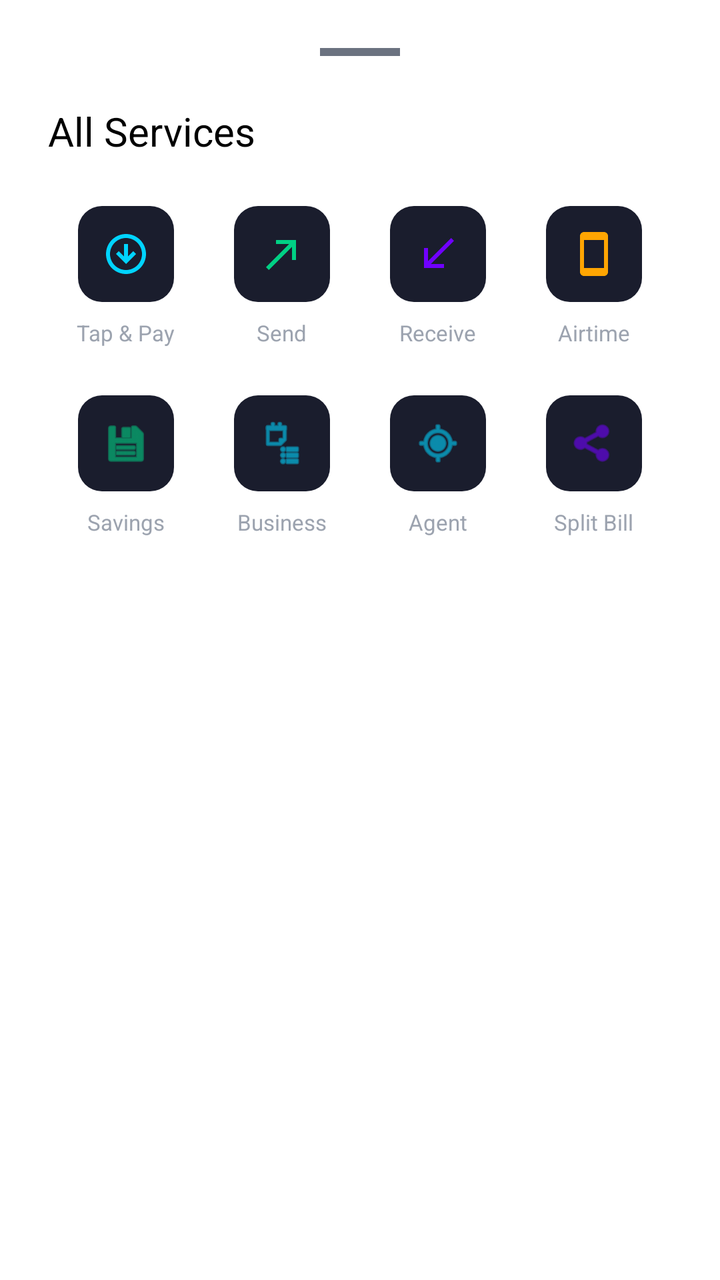
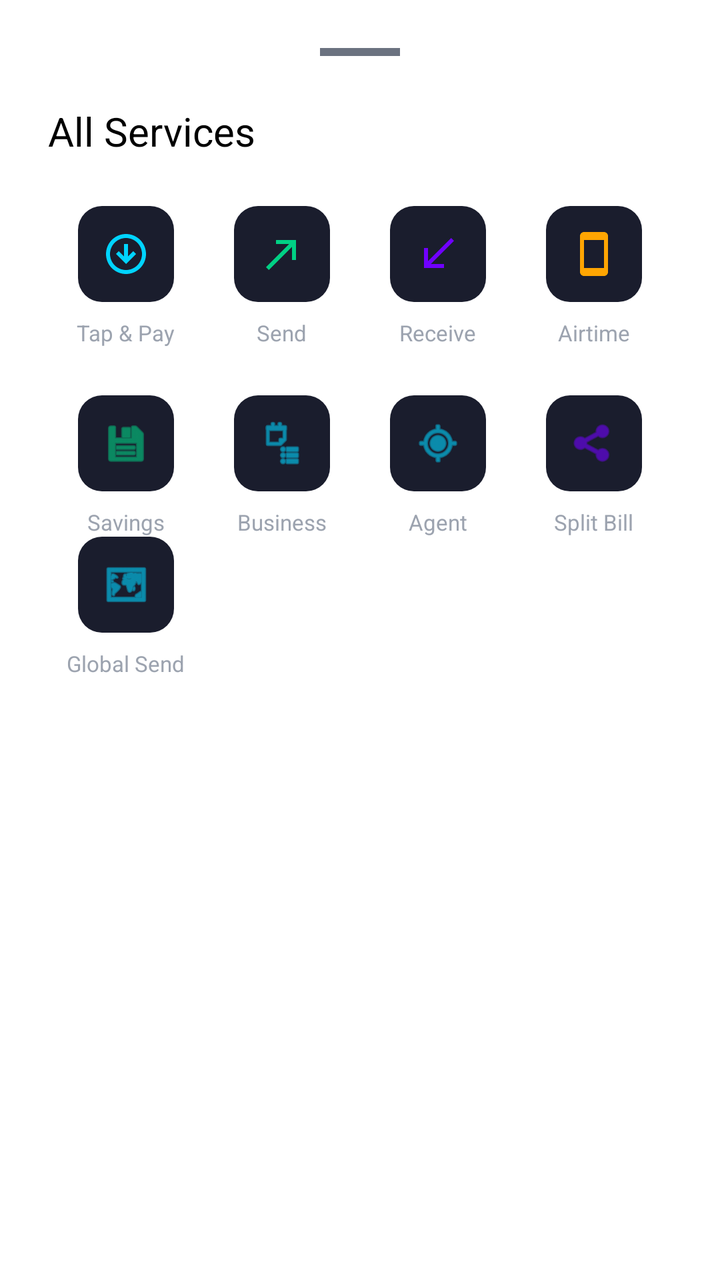

An Android layout rendered at two revisions. The XML below is the earlier revision; the diff shows what the commit changed to produce the second picture.
<!-- AndroidManifest.xml: application theme Theme.VELTRA -->
<!-- res/layout/layout_services_bottom_sheet.xml -->
<?xml version="1.0" encoding="utf-8"?>
<LinearLayout xmlns:android="http://schemas.android.com/apk/res/android"
    xmlns:app="http://schemas.android.com/apk/res-auto"
    android:layout_width="match_parent"
    android:layout_height="wrap_content"
    android:background="@color/surface_themed"
    android:orientation="vertical"
    android:padding="24dp">

    <View
        android:layout_width="40dp"
        android:layout_height="4dp"
        android:layout_gravity="center_horizontal"
        android:layout_marginBottom="24dp"
        android:background="@color/text_muted" />

    <TextView
        android:id="@+id/servicesTitle"
        android:layout_width="wrap_content"
        android:layout_height="wrap_content"
        android:text="All Services"
        android:textColor="@color/text_themed_primary"
        android:textSize="20sp"
        android:fontFamily="sans-serif-bold"
        android:layout_marginBottom="24dp" />

    <GridLayout
        android:layout_width="match_parent"
        android:layout_height="wrap_content"
        android:columnCount="4">

        
        <LinearLayout
            android:id="@+id/service_nfc_btn"
            android:layout_width="0dp"
            android:layout_columnWeight="1"
            android:layout_height="wrap_content"
            android:gravity="center"
            android:orientation="vertical"
            android:layout_marginBottom="24dp"
            android:clickable="true"
            android:focusable="true">
            <ImageView android:layout_width="48dp" android:layout_height="48dp" android:src="@drawable/ic_tap_pay" android:background="@drawable/quick_action_background" android:padding="12dp" app:tint="@color/veltra_primary" />
            <TextView android:layout_width="wrap_content" android:layout_height="wrap_content" android:text="Tap &amp; Pay" android:textColor="@color/text_secondary" android:textSize="11sp" android:layout_marginTop="8dp" />
        </LinearLayout>

        
        <LinearLayout
            android:id="@+id/service_send_btn"
            android:layout_width="0dp"
            android:layout_columnWeight="1"
            android:layout_height="wrap_content"
            android:gravity="center"
            android:orientation="vertical"
            android:clickable="true"
            android:focusable="true">
            <ImageView android:layout_width="48dp" android:layout_height="48dp" android:src="@drawable/ic_send_money" android:background="@drawable/quick_action_background" android:padding="12dp" app:tint="@color/veltra_success" />
            <TextView android:layout_width="wrap_content" android:layout_height="wrap_content" android:text="Send" android:textColor="@color/text_secondary" android:textSize="11sp" android:layout_marginTop="8dp" />
        </LinearLayout>

        
        <LinearLayout
            android:id="@+id/service_receive_btn"
            android:layout_width="0dp"
            android:layout_columnWeight="1"
            android:layout_height="wrap_content"
            android:gravity="center"
            android:orientation="vertical"
            android:clickable="true"
            android:focusable="true">
            <ImageView android:layout_width="48dp" android:layout_height="48dp" android:src="@drawable/ic_receive_money" android:background="@drawable/quick_action_background" android:padding="12dp" app:tint="@color/veltra_secondary" />
            <TextView android:layout_width="wrap_content" android:layout_height="wrap_content" android:text="Receive" android:textColor="@color/text_secondary" android:textSize="11sp" android:layout_marginTop="8dp" />
        </LinearLayout>

        
        <LinearLayout
            android:id="@+id/service_airtime_btn"
            android:layout_width="0dp"
            android:layout_columnWeight="1"
            android:layout_height="wrap_content"
            android:gravity="center"
            android:orientation="vertical"
            android:clickable="true"
            android:focusable="true">
            <ImageView android:layout_width="48dp" android:layout_height="48dp" android:src="@drawable/ic_buy_airtime" android:background="@drawable/quick_action_background" android:padding="12dp" app:tint="@color/veltra_warning" />
            <TextView android:layout_width="wrap_content" android:layout_height="wrap_content" android:text="Airtime" android:textColor="@color/text_secondary" android:textSize="11sp" android:layout_marginTop="8dp" />
        </LinearLayout>

        
        <LinearLayout
            android:id="@+id/service_savings_btn"
            android:layout_width="0dp"
            android:layout_columnWeight="1"
            android:layout_height="wrap_content"
            android:gravity="center"
            android:orientation="vertical"
            android:clickable="true"
            android:focusable="true">
            <ImageView android:layout_width="48dp" android:layout_height="48dp" android:src="@android:drawable/ic_menu_save" android:background="@drawable/quick_action_background" android:padding="12dp" app:tint="@color/veltra_success" />
            <TextView android:layout_width="wrap_content" android:layout_height="wrap_content" android:text="Savings" android:textColor="@color/text_secondary" android:textSize="11sp" android:layout_marginTop="8dp" />
        </LinearLayout>

        
        <LinearLayout
            android:id="@+id/service_merchant_btn"
            android:layout_width="0dp"
            android:layout_columnWeight="1"
            android:layout_height="wrap_content"
            android:gravity="center"
            android:orientation="vertical"
            android:clickable="true"
            android:focusable="true">
            <ImageView android:layout_width="48dp" android:layout_height="48dp" android:src="@android:drawable/ic_menu_agenda" android:background="@drawable/quick_action_background" android:padding="12dp" app:tint="@color/veltra_primary" />
            <TextView android:layout_width="wrap_content" android:layout_height="wrap_content" android:text="Business" android:textColor="@color/text_secondary" android:textSize="11sp" android:layout_marginTop="8dp" />
        </LinearLayout>

        
        <LinearLayout
            android:id="@+id/service_agent_btn"
            android:layout_width="0dp"
            android:layout_columnWeight="1"
            android:layout_height="wrap_content"
            android:gravity="center"
            android:orientation="vertical"
            android:clickable="true"
            android:focusable="true">
            <ImageView android:layout_width="48dp" android:layout_height="48dp" android:src="@android:drawable/ic_menu_mylocation" android:background="@drawable/quick_action_background" android:padding="12dp" app:tint="@color/veltra_primary" />
            <TextView android:layout_width="wrap_content" android:layout_height="wrap_content" android:text="Agent" android:textColor="@color/text_secondary" android:textSize="11sp" android:layout_marginTop="8dp" />
        </LinearLayout>

        
        <LinearLayout
            android:id="@+id/service_split_btn"
            android:layout_width="0dp"
            android:layout_columnWeight="1"
            android:layout_height="wrap_content"
            android:gravity="center"
            android:orientation="vertical"
            android:clickable="true"
            android:focusable="true">
            <ImageView android:layout_width="48dp" android:layout_height="48dp" android:src="@android:drawable/ic_menu_share" android:background="@drawable/quick_action_background" android:padding="12dp" app:tint="@color/veltra_secondary" />
            <TextView android:layout_width="wrap_content" android:layout_height="wrap_content" android:text="Split Bill" android:textColor="@color/text_secondary" android:textSize="11sp" android:layout_marginTop="8dp" />
        </LinearLayout>

    </GridLayout>

</LinearLayout>
<!-- resources referenced by this layout -->
<resources>
  <color name="surface_themed">@color/surface_light</color>
  <color name="text_muted">#6B7280</color>
  <color name="text_secondary">#9CA3AF</color>
  <color name="text_themed_primary">@color/black</color>
  <color name="veltra_primary">#00D4FF</color>
  <color name="veltra_secondary">#7000FF</color>
  <color name="veltra_success">#00D084</color>
  <color name="veltra_warning">#FFA502</color>
  <!-- drawable ic_buy_airtime (drawable) -->
  <?xml version="1.0" encoding="utf-8"?>
  <vector xmlns:android="http://schemas.android.com/apk/res/android"
      android:width="24dp"
      android:height="24dp"
      android:viewportWidth="24"
      android:viewportHeight="24">
      <path
          android:fillColor="#7000FF"
          android:pathData="M17,1.01L7,1c-1.1,0 -2,0.9 -2,2v18c0,1.1 0.9,2 2,2h10c1.1,0 2,-0.9 2,-2V3c0,-1.1 -0.9,-1.99 -2,-1.99zM17,19H7V5h10v14z" />
  </vector>
  <!-- drawable ic_receive_money (drawable) -->
  <?xml version="1.0" encoding="utf-8"?>
  <vector xmlns:android="http://schemas.android.com/apk/res/android"
      android:width="24dp"
      android:height="24dp"
      android:viewportWidth="24"
      android:viewportHeight="24">
      <path
          android:fillColor="#00D4FF"
          android:pathData="M20,5.41L18.59,4 7,15.59V9H5v10h10v-2H8.41L20,5.41z" />
  </vector>
  <!-- drawable ic_send_money (drawable) -->
  <?xml version="1.0" encoding="utf-8"?>
  <vector xmlns:android="http://schemas.android.com/apk/res/android"
      android:width="24dp"
      android:height="24dp"
      android:viewportWidth="24"
      android:viewportHeight="24">
      <path
          android:fillColor="#7000FF"
          android:pathData="M9,5v2h6.59L4,18.59 5.41,20 17,8.41V15h2V5H9z" />
  </vector>
  <!-- drawable ic_tap_pay (drawable) -->
  <?xml version="1.0" encoding="utf-8"?>
  <vector xmlns:android="http://schemas.android.com/apk/res/android"
      android:width="24dp"
      android:height="24dp"
      android:viewportWidth="24"
      android:viewportHeight="24">
      <path
          android:fillColor="#00D4FF"
          android:pathData="M12,2C6.48,2 2,6.48 2,12s4.48,10 10,10 10,-4.48 10,-10S17.52,2 12,2zM12,20c-4.41,0 -8,-3.59 -8,-8s3.59,-8 8,-8 8,3.59 8,8 -3.59,8 -8,8z" />
      <path
          android:fillColor="#00D4FF"
          android:pathData="M7,12l5,5 5,-5 -1.41,-1.41L13,13.17V7h-2v6.17l-2.59,-2.58L7,12z" />
  </vector>
  <!-- drawable quick_action_background (drawable) -->
  <?xml version="1.0" encoding="utf-8"?>
  <shape xmlns:android="http://schemas.android.com/apk/res/android">
      <solid android:color="@color/surface_dark" />
      <corners android:radius="12dp" />
  </shape>
  <style name="Theme.VELTRA" parent="Theme.MaterialComponents.DayNight.NoActionBar">
          
          <item name="colorPrimary">@color/veltra_primary</item>
          <item name="colorPrimaryVariant">@color/veltra_secondary</item>
          <item name="colorOnPrimary">@color/white</item>
          
          <item name="colorSecondary">@color/veltra_secondary</item>
          <item name="colorSecondaryVariant">@color/veltra_secondary</item>
          <item name="colorOnSecondary">@color/white</item>
          
          <item name="android:statusBarColor">?attr/colorSurface</item>
          <item name="android:windowLightStatusBar">true</item>
          
          <item name="android:windowBackground">@color/background_themed</item>
          <item name="colorSurface">@color/surface_themed</item>
          <item name="android:textColorPrimary">@color/text_themed_primary</item>
      </style>
  <color name="surface_light">#FFFFFF</color>
  <color name="black">#000000</color>
  <color name="surface_dark">#1A1D2D</color>
  <color name="white">#FFFFFF</color>
  <color name="background_themed">@color/background_light</color>
  <color name="background_light">#F8F9FA</color>
</resources>

<!-- the commit's change to res/layout/layout_services_bottom_sheet.xml (unified diff, before → after) -->
@@ -142,6 +142,20 @@
             <TextView android:layout_width="wrap_content" android:layout_height="wrap_content" android:text="Split Bill" android:textColor="@color/text_secondary" android:textSize="11sp" android:layout_marginTop="8dp" />
         </LinearLayout>
 
+        
+        <LinearLayout
+            android:id="@+id/service_remittance_btn"
+            android:layout_width="0dp"
+            android:layout_columnWeight="1"
+            android:layout_height="wrap_content"
+            android:gravity="center"
+            android:orientation="vertical"
+            android:clickable="true"
+            android:focusable="true">
+            <ImageView android:layout_width="48dp" android:layout_height="48dp" android:src="@android:drawable/ic_menu_mapmode" android:background="@drawable/quick_action_background" android:padding="12dp" app:tint="@color/veltra_primary" />
+            <TextView android:layout_width="wrap_content" android:layout_height="wrap_content" android:text="Global Send" android:textColor="@color/text_secondary" android:textSize="11sp" android:layout_marginTop="8dp" />
+        </LinearLayout>
+
     </GridLayout>
 
 </LinearLayout>
